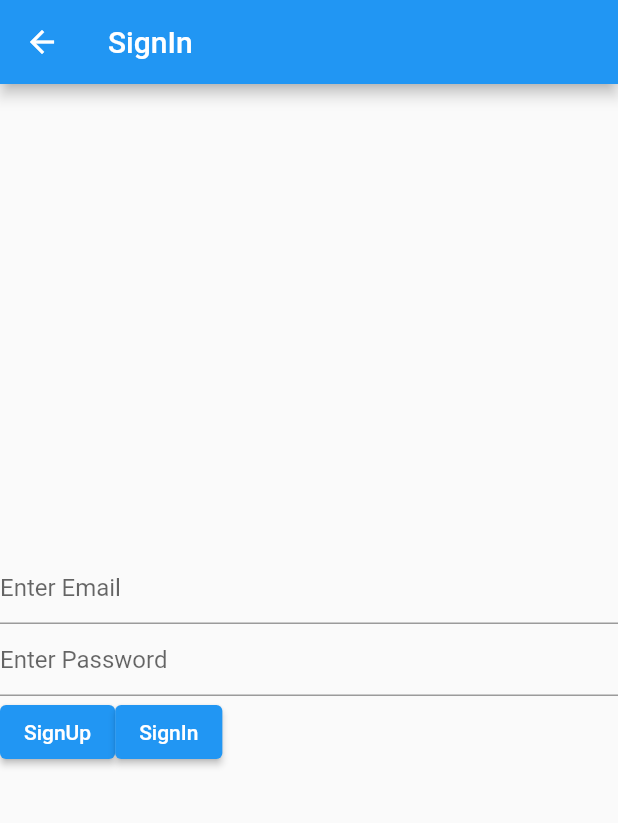
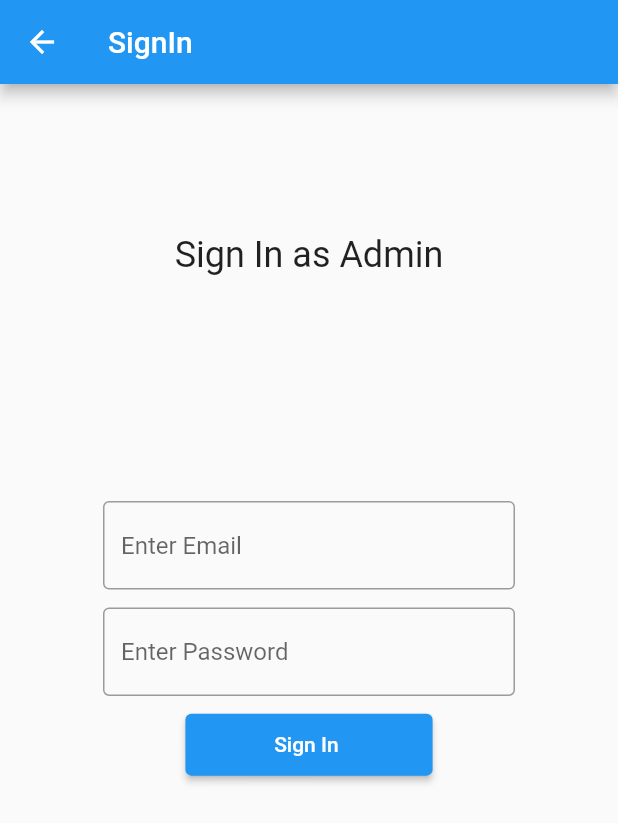
Before and after one commit to ashu2902/OpApp, a Flutter app: the SignIn screen opened directly, on a phone screen of 412 x 824 dp. Shown: the top 823 px of the screen. Run offline on Flutter 3.47's test engine with Material 2 defaults, Android fonts, the phone set to English and light mode, and no system bars; our stand-ins replace carousel_slider, cloud_firestore, curved_navigation_bar, file_picker, firebase_auth, firebase_core and 1 more; accounts and stored records are empty.

Commit message:
authentication added

```diff
--- a/lib/screens/Admin/Authentication/SignIn.dart
+++ b/lib/screens/Admin/Authentication/SignIn.dart
@@ -1,5 +1,6 @@
 import 'package:firebase_auth/firebase_auth.dart';
 import 'package:flutter/material.dart';
+import 'package:opbhallafoundation/screens/Admin/Authentication/SplashScreen.dart';
 import 'package:opbhallafoundation/screens/Admin/Categories.dart';
 import 'package:opbhallafoundation/screens/Admin/adminHome.dart';
 
@@ -13,48 +14,78 @@ class _SignInState extends State<SignIn> {
   FirebaseAuth auth = FirebaseAuth.instance;
   TextEditingController _emailController = TextEditingController();
   TextEditingController _passwordController = TextEditingController();
+
   @override
   Widget build(BuildContext context) {
+    final _height = MediaQuery.of(context).size.height;
+    final _width = MediaQuery.of(context).size.width;
     return Scaffold(
       appBar: AppBar(
         title: Text('SignIn'),
       ),
-      body: Column(
-        mainAxisAlignment: MainAxisAlignment.center,
+      body: Container(
+        child: Center(
+          child: Column(
             children: [
-          TextField(
+              Padding(
+                padding: const EdgeInsets.only(bottom: 150, top: 100),
+                child: Container(
+                  child: Text(
+                    'Sign In as Admin',
+                    style: TextStyle(fontSize: 24),
+                  ),
+                ),
+              ),
+              Container(
+                width: _width / 1.5,
+                child: TextField(
                   controller: _emailController,
                   keyboardType: TextInputType.emailAddress,
-            decoration: InputDecoration(hintText: 'Enter Email'),
+                  decoration: InputDecoration(
+                      hintText: 'Enter Email', border: OutlineInputBorder()),
                   onChanged: (value) {
                     _email = value.trim();
                   },
                 ),
-          TextField(
+              ),
+              SizedBox(
+                height: _height / 69,
+              ),
+              Container(
+                width: _width / 1.5,
+                child: TextField(
+                  obscureText: true,
                   controller: _passwordController,
                   keyboardType: TextInputType.visiblePassword,
-            decoration: InputDecoration(hintText: 'Enter Password'),
+                  decoration: InputDecoration(
+                      hintText: 'Enter Password', border: OutlineInputBorder()),
                   onChanged: (value) {
                     _password = value.trim();
                   },
                 ),
-          Row(
-            children: [
-              ElevatedButton(
-                child: Text('SignUp'),
+              ),
+              SizedBox(
+                height: _height / 69,
+              ),
+              Container(
+                height: _height / 20,
+                width: _width / 2.5,
+                child: ElevatedButton(
+                  child: Text('Sign In '),
                   onPressed: () {
                     signIn();
                     _emailController.clear();
                     _passwordController.clear();
+                    Navigator.push(
+                        context,
+                        MaterialPageRoute(
+                            builder: (context) => AdminSplashScreen()));
                   },
                 ),
-              ElevatedButton(
-                onPressed: () {},
-                child: Text('SignIn'),
-              ),
-            ],
               )
             ],
+          ),
+        ),
       ),
     );
   }
@@ -64,7 +95,6 @@ class _SignInState extends State<SignIn> {
       await FirebaseAuth.instance
           .signInWithEmailAndPassword(email: _email, password: _password);
       print('User Signed In');
-      return Categories();
     } on FirebaseAuthException catch (e) {
       if (e.code == 'user-not-found') {
         print('User does not exist');
--- a/lib/screens/users/UserHome.dart
+++ b/lib/screens/users/UserHome.dart
@@ -1,4 +1,3 @@
-import 'package:carousel_slider/carousel_slider.dart';
 import 'package:cloud_firestore/cloud_firestore.dart';
 import 'package:curved_navigation_bar/curved_navigation_bar.dart';
 import 'package:flutter/material.dart';
```
Also changed, not shown: lib/screens/Admin/Authentication/SplashScreen.dart (added, +34 -0 lines). Lines whose indentation alone changed are shown as unchanged.
